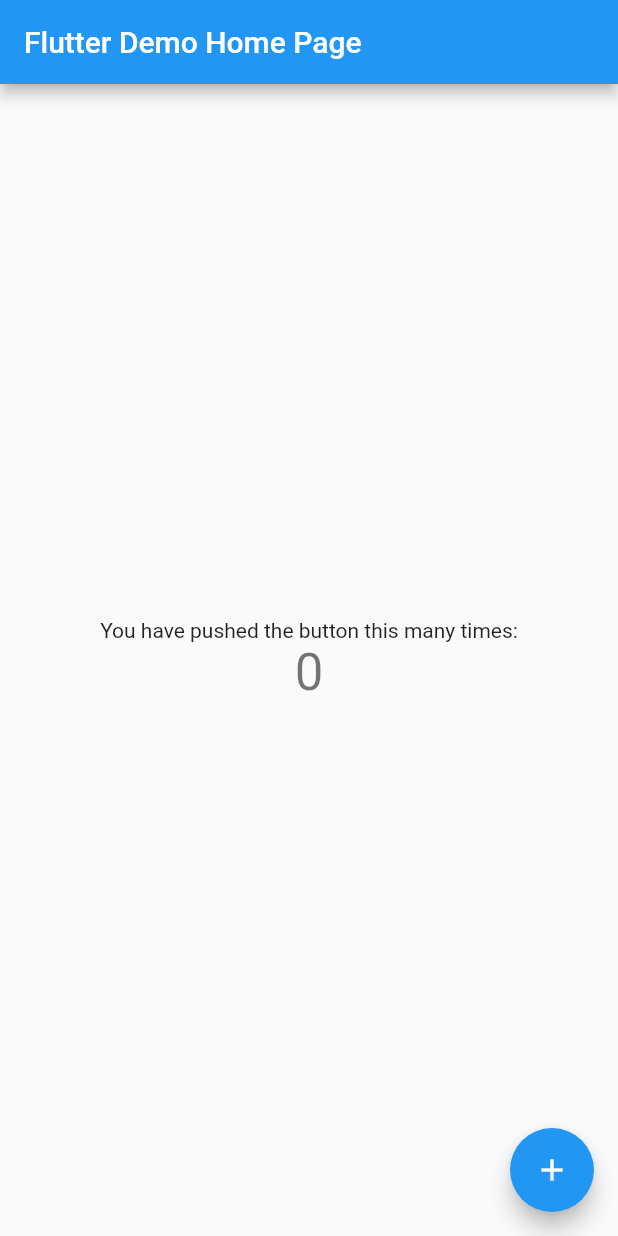
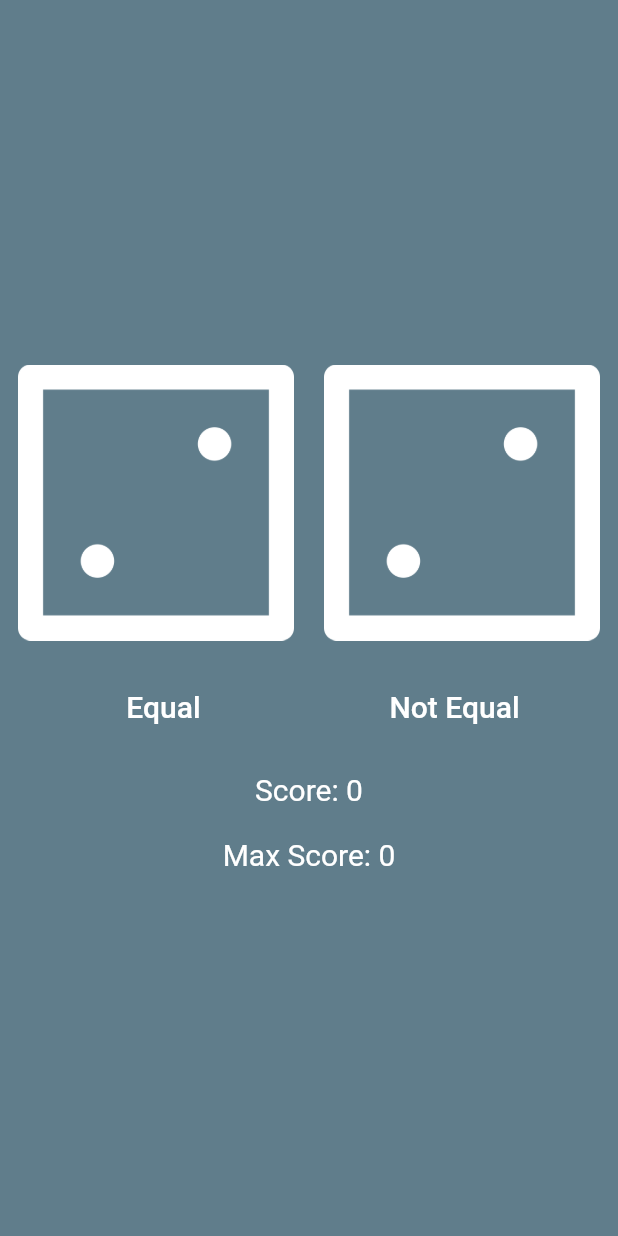
Before and after one commit to shaaleissa/GDSC-DiceGame, a Flutter app: the screen it shows after launch, on a phone screen of 412 x 824 dp. Run offline on Flutter 3.47's test engine with Material 2 defaults, Android fonts, the phone set to English and light mode, and no system bars; our stand-ins replace shared_preferences.

Commit message:
the game

```diff
--- /dev/null
+++ b/lib/Saved/max_score.dart
@@ -0,0 +1,38 @@
+import 'dart:convert';
+
+import 'package:shared_preferences/shared_preferences.dart';
+
+class HighScore {
+  final int score;
+
+  HighScore(
+      { required this.score});
+
+  Map<String, dynamic> toMap() {
+    return {
+
+      'score': score,
+    };
+  }
+
+  factory HighScore.fromMap(Map<String, dynamic> map) {
+    return HighScore(
+        score: map['score'] as int);
+  }
+
+  save() async {
+
+  final prefs = await SharedPreferences.getInstance();
+
+  String? initialHighScores = prefs.getString('highscores');
+  List currentHighScores = [];
+  Map map = toMap();
+
+  if (initialHighScores != null) {
+    currentHighScores = jsonDecode(initialHighScores);
+  }
+
+  currentHighScores.add(map);
+  await prefs.setString('highscores', jsonEncode(currentHighScores));
+}
+}
--- /dev/null
+++ b/lib/Screens/home_screen.dart
@@ -0,0 +1,138 @@
+import 'dart:convert';
+import 'dart:math';
+
+import 'package:dice_game/Saved/max_score.dart';
+import 'package:flutter/material.dart';
+import 'package:flutter/src/widgets/framework.dart';
+import 'package:flutter/src/widgets/placeholder.dart';
+import 'package:flutter/widgets.dart';
+import 'package:shared_preferences/shared_preferences.dart';
+
+class HomeScreen extends StatefulWidget {
+  const HomeScreen({super.key});
+
+  @override
+  State<HomeScreen> createState() => _HomeScreenState();
+}
+
+class _HomeScreenState extends State<HomeScreen> {
+  final diceImages = [
+    'assets/dice1.png',
+    'assets/dice2.png',
+    'assets/dice3.png',
+    'assets/dice4.png',
+    'assets/dice5.png',
+    'assets/dice6.png',
+  ];
+  int leftDice = 1;
+  int rightDice = 1;
+  int total = 0;
+  int max = 0;
+
+  void switchDice() {
+    setState(() {
+      leftDice = Random().nextInt(6);
+      rightDice = Random().nextInt(6);
+    });
+  }
+
+  void equal() {
+    if (leftDice == rightDice) {
+      setState(() {
+        total++;
+        _incrementCounter(total);
+      });
+    } else {
+      setState(() {
+        total = 0;
+      });
+    }
+    switchDice();
+  }
+
+  void notEqual() {
+    if (leftDice != rightDice) {
+      setState(() {
+        total++;
+        _incrementCounter(total);
+      });
+    } else {
+      setState(() {
+        total = 0;
+      });
+    }
+    switchDice();
+  }
+
+  List highScores = [];
+
+  Future<void> _incrementCounter(int score) async {
+    HighScore(score: score).save();
+
+    setState(() {
+      max++;
+    });
+  }
+
+  getScores() async {
+    var prefs = await SharedPreferences.getInstance();
+    String? source = prefs.getString('highscores');
+    var maps = source != null ? jsonDecode(source) : [];
+    setState(() {
+      highScores = maps.map((e) => HighScore.fromMap(e)).toList();
+    });
+  }
+
+  @override
+  Widget build(BuildContext context) {
+    return GestureDetector(
+      onTap: switchDice,
+      child: Scaffold(
+        backgroundColor: Colors.blueGrey,
+        body: Padding(
+          padding: const EdgeInsets.all(12.0),
+          child: Column(
+            mainAxisAlignment: MainAxisAlignment.center,
+            children: [
+              Row(
+                children: [
+                  Expanded(
+                    child: Image.asset(diceImages[leftDice]),
+                  ),
+                  const SizedBox(width: 20),
+                  Expanded(
+                    child: Image.asset(diceImages[rightDice]),
+                  ),
+                ],
+              ),
+              const SizedBox(height: 20),
+              Row(
+                mainAxisAlignment: MainAxisAlignment.spaceBetween,
+                children: [
+                  Expanded(
+                    child: TextButton(
+                      onPressed: equal,
+                      child: const Text('Equal' , style: TextStyle(fontSize: 20, color: Colors.white),),
+                    ),
+                  ),
+                  Expanded(
+                    child: TextButton(
+                      onPressed: notEqual,
+                      child: const Text('Not Equal', style: TextStyle(fontSize: 20, color: Colors.white),),
+                    ),
+                  ),
+                ],
+              ),
+              const SizedBox(height: 20),
+              Text('Score: $total',
+                  style: const TextStyle(fontSize: 20, color: Colors.white)),
+              const SizedBox(height: 20),
+              Text('Max Score: $max',
+                  style: const TextStyle(fontSize: 20, color: Colors.white)),
+            ],
+          ),
+        ),
+      ),
+    );
+  }
+}
--- a/lib/main.dart
+++ b/lib/main.dart
@@ -1,3 +1,4 @@
+import 'package:dice_game/Screens/home_screen.dart';
 import 'package:flutter/material.dart';
 
 void main() {
@@ -7,109 +8,11 @@ void main() {
 class MyApp extends StatelessWidget {
   const MyApp({super.key});
 
-  // This widget is the root of your application.
   @override
   Widget build(BuildContext context) {
-    return MaterialApp(
+    return const MaterialApp(
       title: 'Flutter Demo',
-      theme: ThemeData(
-        // This is the theme of your application.
-        //
-        // Try running your application with "flutter run". You'll see the
-        // application has a blue toolbar. Then, without quitting the app, try
-        // changing the primarySwatch below to Colors.green and then invoke
-        // "hot reload" (press "r" in the console where you ran "flutter run",
-        // or simply save your changes to "hot reload" in a Flutter IDE).
-        // Notice that the counter didn't reset back to zero; the application
-        // is not restarted.
-        primarySwatch: Colors.blue,
-      ),
-      home: const MyHomePage(title: 'Flutter Demo Home Page'),
+      home: HomeScreen()
     );
   }
 }
-
-class MyHomePage extends StatefulWidget {
-  const MyHomePage({super.key, required this.title});
-
-  // This widget is the home page of your application. It is stateful, meaning
-  // that it has a State object (defined below) that contains fields that affect
-  // how it looks.
-
-  // This class is the configuration for the state. It holds the values (in this
-  // case the title) provided by the parent (in this case the App widget) and
-  // used by the build method of the State. Fields in a Widget subclass are
-  // always marked "final".
-
-  final String title;
-
-  @override
-  State<MyHomePage> createState() => _MyHomePageState();
-}
-
-class _MyHomePageState extends State<MyHomePage> {
-  int _counter = 0;
-
-  void _incrementCounter() {
-    setState(() {
-      // This call to setState tells the Flutter framework that something has
-      // changed in this State, which causes it to rerun the build method below
-      // so that the display can reflect the updated values. If we changed
-      // _counter without calling setState(), then the build method would not be
-      // called again, and so nothing would appear to happen.
-      _counter++;
-    });
-  }
-
-  @override
-  Widget build(BuildContext context) {
-    // This method is rerun every time setState is called, for instance as done
-    // by the _incrementCounter method above.
-    //
-    // The Flutter framework has been optimized to make rerunning build methods
-    // fast, so that you can just rebuild anything that needs updating rather
-    // than having to individually change instances of widgets.
-    return Scaffold(
-      appBar: AppBar(
-        // Here we take the value from the MyHomePage object that was created by
-        // the App.build method, and use it to set our appbar title.
-        title: Text(widget.title),
-      ),
-      body: Center(
-        // Center is a layout widget. It takes a single child and positions it
-        // in the middle of the parent.
-        child: Column(
-          // Column is also a layout widget. It takes a list of children and
-          // arranges them vertically. By default, it sizes itself to fit its
-          // children horizontally, and tries to be as tall as its parent.
-          //
-          // Invoke "debug painting" (press "p" in the console, choose the
-          // "Toggle Debug Paint" action from the Flutter Inspector in Android
-          // Studio, or the "Toggle Debug Paint" command in Visual Studio Code)
-          // to see the wireframe for each widget.
-          //
-          // Column has various properties to control how it sizes itself and
-          // how it positions its children. Here we use mainAxisAlignment to
-          // center the children vertically; the main axis here is the vertical
-          // axis because Columns are vertical (the cross axis would be
-          // horizontal).
-          mainAxisAlignment: MainAxisAlignment.center,
-          children: <Widget>[
-            const Text(
-              'You have pushed the button this many times:',
-            ),
-            Text(
-              '$_counter',
-              style: Theme.of(context).textTheme.headlineMedium,
-            ),
-          ],
-        ),
-      ),
-      floatingActionButton: FloatingActionButton(
-        onPressed: _incrementCounter,
-        tooltip: 'Increment',
-        child: const Icon(Icons.add),
-      ), // This trailing comma makes auto-formatting nicer for build methods.
-    );
-  }
-}
--- a/pubspec.yaml
+++ b/pubspec.yaml
@@ -35,6 +35,7 @@ dependencies:
   # The following adds the Cupertino Icons font to your application.
   # Use with the CupertinoIcons class for iOS style icons.
   cupertino_icons: ^1.0.2
+  shared_preferences: ^2.1.0
 
 dev_dependencies:
   flutter_test:
@@ -59,8 +60,8 @@ flutter:
   uses-material-design: true
 
   # To add assets to your application, add an assets section, like this:
-  # assets:
-  #   - images/a_dot_burr.jpeg
+  assets:
+    - assets/
   #   - images/a_dot_ham.jpeg
 
   # An image asset can refer to one or more resolution-specific "variants", see
```
Also changed, not shown: assets/dice1.png (added), assets/dice2.png (added), assets/dice3.png (added), assets/dice4.png (added), assets/dice5.png (added), assets/dice6.png (added), pubspec.lock, 10 other files.
